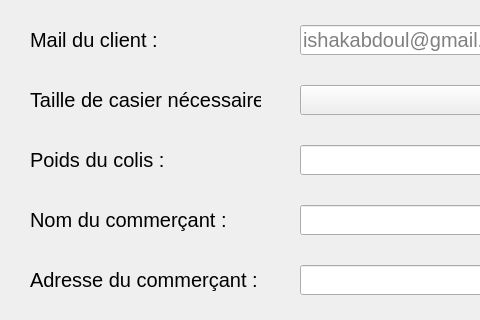
First picture: the form in Locker/ajoutcommande.ui, repository maxjbs93/Locker, before the edit; both pictures show x 0 to 480 and y 155 to 475 of the 800 by 600 pixel window.
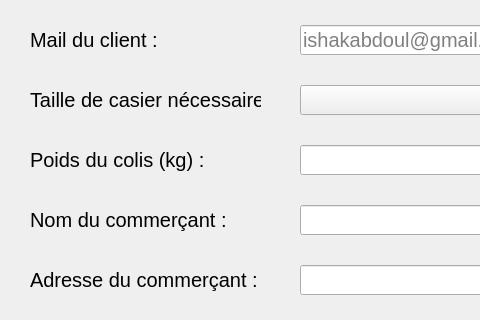
Second picture: the form after the edit.

```diff
--- a/Locker/ajoutcommande.ui
+++ b/Locker/ajoutcommande.ui
@@ -109,7 +109,7 @@
      </font>
     </property>
     <property name="text">
-     <string>Poids du colis :</string>
+     <string>Poids du colis (kg) :</string>
     </property>
    </widget>
    <widget class="QLabel" name="label_6">
```
